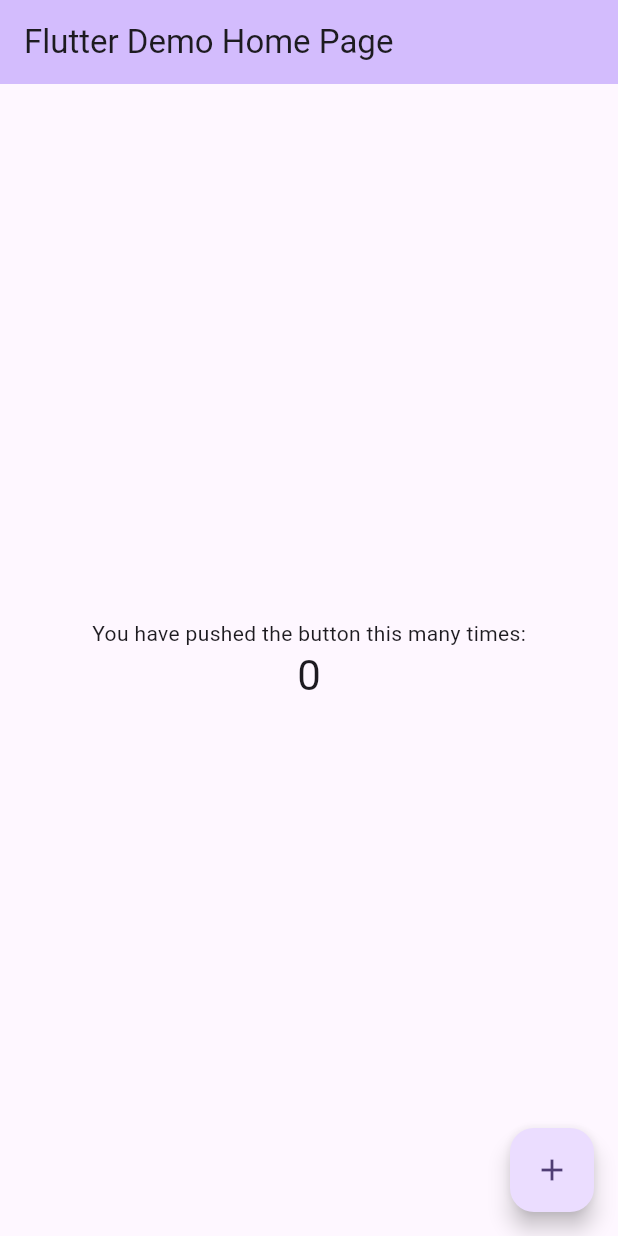
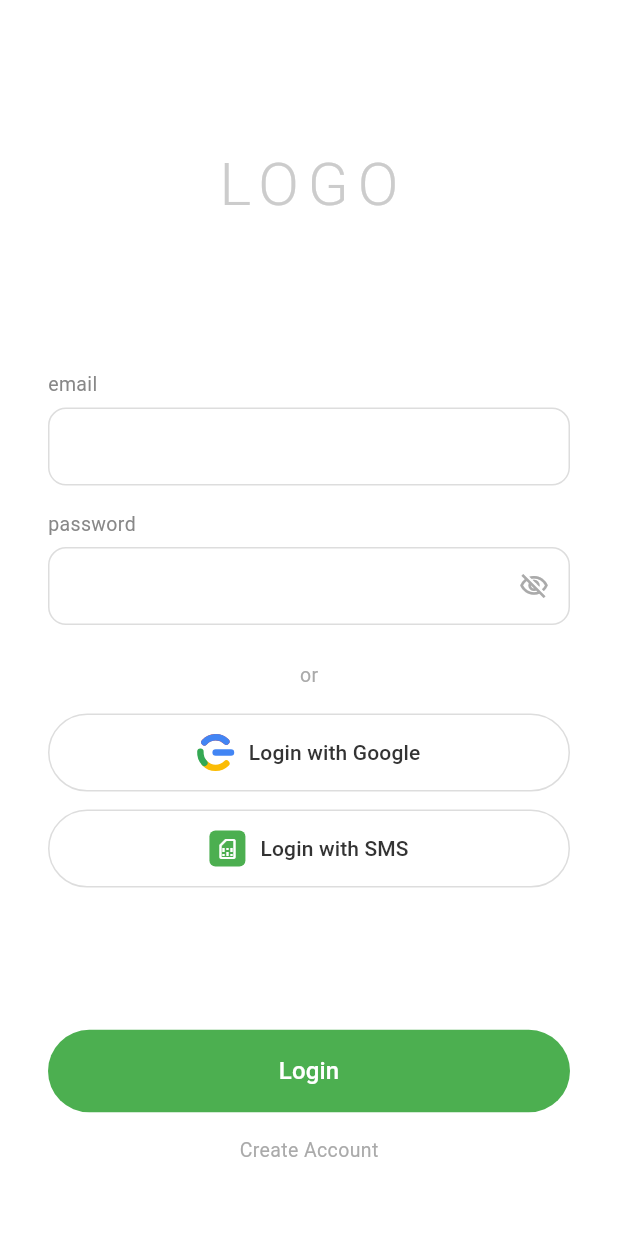
Before and after one commit to jhnlvnndrnl/BIN, a Flutter app: the screen it shows after launch, on a phone screen of 412 x 824 dp. Run offline on Flutter 3.47's test engine with Material 3 defaults, Android fonts, the phone set to English and light mode, and no system bars.

Commit message:
test/UI for login

```diff
--- a/frontend/lib/main.dart
+++ b/frontend/lib/main.dart
@@ -1,4 +1,5 @@
 import 'package:flutter/material.dart';
+import 'screens/login_screen.dart';
 
 void main() {
   runApp(const MyApp());
@@ -7,116 +8,16 @@ void main() {
 class MyApp extends StatelessWidget {
   const MyApp({super.key});
 
-  // This widget is the root of your application.
   @override
   Widget build(BuildContext context) {
     return MaterialApp(
-      title: 'Flutter Demo',
+      title: 'My App',
+      debugShowCheckedModeBanner: false,
       theme: ThemeData(
-        // This is the theme of your application.
-        //
-        // TRY THIS: Try running your application with "flutter run". You'll see
-        // the application has a purple toolbar. Then, without quitting the app,
-        // try changing the seedColor in the colorScheme below to Colors.green
-        // and then invoke "hot reload" (save your changes or press the "hot
-        // reload" button in a Flutter-supported IDE, or press "r" if you used
-        // the command line to start the app).
-        //
-        // Notice that the counter didn't reset back to zero; the application
-        // state is not lost during the reload. To reset the state, use hot
-        // restart instead.
-        //
-        // This works for code too, not just values: Most code changes can be
-        // tested with just a hot reload.
-        colorScheme: .fromSeed(seedColor: Colors.deepPurple),
+        colorScheme: ColorScheme.fromSeed(seedColor: Colors.deepPurple),
+        useMaterial3: true,
       ),
-      home: const MyHomePage(title: 'Flutter Demo Home Page'),
+      home: const LoginScreen(),
     );
   }
 }
-
-class MyHomePage extends StatefulWidget {
-  const MyHomePage({super.key, required this.title});
-
-  // This widget is the home page of your application. It is stateful, meaning
-  // that it has a State object (defined below) that contains fields that affect
-  // how it looks.
-
-  // This class is the configuration for the state. It holds the values (in this
-  // case the title) provided by the parent (in this case the App widget) and
-  // used by the build method of the State. Fields in a Widget subclass are
-  // always marked "final".
-
-  final String title;
-
-  @override
-  State<MyHomePage> createState() => _MyHomePageState();
-}
-
-class _MyHomePageState extends State<MyHomePage> {
-  int _counter = 0;
-
-  void _incrementCounter() {
-    setState(() {
-      // This call to setState tells the Flutter framework that something has
-      // changed in this State, which causes it to rerun the build method below
-      // so that the display can reflect the updated values. If we changed
-      // _counter without calling setState(), then the build method would not be
-      // called again, and so nothing would appear to happen.
-      _counter++;
-    });
-  }
-
-  @override
-  Widget build(BuildContext context) {
-    // This method is rerun every time setState is called, for instance as done
-    // by the _incrementCounter method above.
-    //
-    // The Flutter framework has been optimized to make rerunning build methods
-    // fast, so that you can just rebuild anything that needs updating rather
-    // than having to individually change instances of widgets.
-    return Scaffold(
-      appBar: AppBar(
-        // TRY THIS: Try changing the color here to a specific color (to
-        // Colors.amber, perhaps?) and trigger a hot reload to see the AppBar
-        // change color while the other colors stay the same.
-        backgroundColor: Theme.of(context).colorScheme.inversePrimary,
-        // Here we take the value from the MyHomePage object that was created by
-        // the App.build method, and use it to set our appbar title.
-        title: Text(widget.title),
-      ),
-      body: Center(
-        // Center is a layout widget. It takes a single child and positions it
-        // in the middle of the parent.
-        child: Column(
-          // Column is also a layout widget. It takes a list of children and
-          // arranges them vertically. By default, it sizes itself to fit its
-          // children horizontally, and tries to be as tall as its parent.
-          //
-          // Column has various properties to control how it sizes itself and
-          // how it positions its children. Here we use mainAxisAlignment to
-          // center the children vertically; the main axis here is the vertical
-          // axis because Columns are vertical (the cross axis would be
-          // horizontal).
-          //
-          // TRY THIS: Invoke "debug painting" (choose the "Toggle Debug Paint"
-          // action in the IDE, or press "p" in the console), to see the
-          // wireframe for each widget.
-          mainAxisAlignment: .center,
-          children: [
-            const Text('You have pushed the button this many times:'),
-            Text(
-              '$_counter',
-              style: Theme.of(context).textTheme.headlineMedium,
-            ),
-          ],
-        ),
-      ),
-      floatingActionButton: FloatingActionButton(
-        onPressed: _incrementCounter,
-        tooltip: 'Increment',
-        child: const Icon(Icons.add),
-      ),
-    );
-  }
-}
--- /dev/null
+++ b/frontend/lib/screens/login_screen.dart
@@ -0,0 +1,349 @@
+import 'package:flutter/material.dart';
+
+class LoginScreen extends StatefulWidget {
+const LoginScreen({super.key});
+
+@override
+State<LoginScreen> createState() => _LoginScreenState();
+}
+
+class _LoginScreenState extends State<LoginScreen> {
+final _emailController = TextEditingController();
+final _passwordController = TextEditingController();
+bool _obscurePassword = true;
+
+static const _green = Color(0xFF4CAF50);
+
+@override
+void dispose() {
+    _emailController.dispose();
+    _passwordController.dispose();
+    super.dispose();
+}
+
+@override
+Widget build(BuildContext context) {
+    return Scaffold(
+    backgroundColor: Colors.white,
+    body: SafeArea(
+        child: Padding(
+        padding: const EdgeInsets.symmetric(horizontal: 32.0),
+        child: Column(
+            crossAxisAlignment: CrossAxisAlignment.stretch,
+            children: [
+            const Spacer(flex: 2),
+
+            // LOGO
+            const Center(
+                child: Text(
+                'LOGO',
+                style: TextStyle(
+                    fontSize: 40,
+                    fontWeight: FontWeight.w300,
+                    color: Color(0xFFCCCCCC),
+                    letterSpacing: 6,
+                ),
+                ),
+            ),
+
+            const Spacer(flex: 2),
+
+            // Email field
+            const Text(
+                'email',
+                style: TextStyle(
+                fontSize: 13,
+                color: Color(0xFF888888),
+                ),
+            ),
+            const SizedBox(height: 6),
+            TextField(
+                controller: _emailController,
+                keyboardType: TextInputType.emailAddress,
+                decoration: InputDecoration(
+                contentPadding: const EdgeInsets.symmetric(
+                    horizontal: 16,
+                    vertical: 14,
+                ),
+                enabledBorder: OutlineInputBorder(
+                    borderRadius: BorderRadius.circular(12),
+                    borderSide: const BorderSide(color: Color(0xFFDDDDDD)),
+                ),
+                focusedBorder: OutlineInputBorder(
+                    borderRadius: BorderRadius.circular(12),
+                    borderSide: const BorderSide(color: _green),
+                ),
+                filled: true,
+                fillColor: Colors.white,
+                ),
+            ),
+
+            const SizedBox(height: 16),
+
+            // Password field
+            const Text(
+                'password',
+                style: TextStyle(
+                fontSize: 13,
+                color: Color(0xFF888888),
+                ),
+            ),
+            const SizedBox(height: 6),
+            TextField(
+                controller: _passwordController,
+                obscureText: _obscurePassword,
+                decoration: InputDecoration(
+                contentPadding: const EdgeInsets.symmetric(
+                    horizontal: 16,
+                    vertical: 14,
+                ),
+                enabledBorder: OutlineInputBorder(
+                    borderRadius: BorderRadius.circular(12),
+                    borderSide: const BorderSide(color: Color(0xFFDDDDDD)),
+                ),
+                focusedBorder: OutlineInputBorder(
+                    borderRadius: BorderRadius.circular(12),
+                    borderSide: const BorderSide(color: _green),
+                ),
+                filled: true,
+                fillColor: Colors.white,
+                suffixIcon: IconButton(
+                    icon: Icon(
+                    _obscurePassword
+                        ? Icons.visibility_off_outlined
+                        : Icons.visibility_outlined,
+                    color: const Color(0xFFAAAAAA),
+                    size: 20,
+                    ),
+                    onPressed: () {
+                    setState(() {
+                        _obscurePassword = !_obscurePassword;
+                    });
+                    },
+                ),
+                ),
+            ),
+
+            const SizedBox(height: 24),
+
+            // OR divider
+            const Center(
+                child: Text(
+                'or',
+                style: TextStyle(
+                    fontSize: 13,
+                    color: Color(0xFFAAAAAA),
+                ),
+                ),
+            ),
+
+            const SizedBox(height: 16),
+
+            // Login with Google
+            OutlinedButton(
+                onPressed: () {},
+                style: OutlinedButton.styleFrom(
+                padding: const EdgeInsets.symmetric(vertical: 14),
+                side: const BorderSide(color: Color(0xFFDDDDDD)),
+                shape: RoundedRectangleBorder(
+                    borderRadius: BorderRadius.circular(30),
+                ),
+                ),
+                child: Row(
+                mainAxisAlignment: MainAxisAlignment.center,
+                children: [
+                    // Google G logo using colored text segments
+                    _GoogleIcon(),
+                    const SizedBox(width: 10),
+                    const Text(
+                    'Login with Google',
+                    style: TextStyle(
+                        color: Color(0xFF333333),
+                        fontSize: 14,
+                        fontWeight: FontWeight.w500,
+                    ),
+                    ),
+                ],
+                ),
+            ),
+
+            const SizedBox(height: 12),
+
+            // Login with SMS
+            OutlinedButton(
+                onPressed: () {},
+                style: OutlinedButton.styleFrom(
+                padding: const EdgeInsets.symmetric(vertical: 14),
+                side: const BorderSide(color: Color(0xFFDDDDDD)),
+                shape: RoundedRectangleBorder(
+                    borderRadius: BorderRadius.circular(30),
+                ),
+                ),
+                child: Row(
+                mainAxisAlignment: MainAxisAlignment.center,
+                children: [
+                    Container(
+                    width: 24,
+                    height: 24,
+                    decoration: BoxDecoration(
+                        color: _green,
+                        borderRadius: BorderRadius.circular(4),
+                    ),
+                    child: const Icon(
+                        Icons.sim_card_outlined,
+                        color: Colors.white,
+                        size: 16,
+                    ),
+                    ),
+                    const SizedBox(width: 10),
+                    const Text(
+                    'Login with SMS',
+                    style: TextStyle(
+                        color: Color(0xFF333333),
+                        fontSize: 14,
+                        fontWeight: FontWeight.w500,
+                    ),
+                    ),
+                ],
+                ),
+            ),
+
+            const Spacer(flex: 2),
+
+            // Login button
+            ElevatedButton(
+                onPressed: () {},
+                style: ElevatedButton.styleFrom(
+                backgroundColor: _green,
+                foregroundColor: Colors.white,
+                padding: const EdgeInsets.symmetric(vertical: 16),
+                shape: RoundedRectangleBorder(
+                    borderRadius: BorderRadius.circular(30),
+                ),
+                elevation: 0,
+                ),
+                child: const Text(
+                'Login',
+                style: TextStyle(
+                    fontSize: 16,
+                    fontWeight: FontWeight.w500,
+                ),
+                ),
+            ),
+
+            const SizedBox(height: 16),
+
+            // Create Account
+            const Center(
+                child: Text(
+                'Create Account',
+                style: TextStyle(
+                    fontSize: 13,
+                    color: Color(0xFFAAAAAA),
+                ),
+                ),
+            ),
+
+            const Spacer(flex: 1),
+            ],
+        ),
+        ),
+    ),
+    );
+}
+}
+
+// Google icon built from colored shapes (no external package needed)
+class _GoogleIcon extends StatelessWidget {
+@override
+Widget build(BuildContext context) {
+    return SizedBox(
+    width: 24,
+    height: 24,
+    child: CustomPaint(
+        painter: _GooglePainter(),
+    ),
+    );
+}
+}
+
+class _GooglePainter extends CustomPainter {
+@override
+void paint(Canvas canvas, Size size) {
+    final center = Offset(size.width / 2, size.height / 2);
+    final radius = size.width / 2;
+
+    // Background circle
+    final bgPaint = Paint()..color = Colors.white;
+    canvas.drawCircle(center, radius, bgPaint);
+
+    // Draw a simplified "G" using arcs
+    final rect = Rect.fromCircle(center: center, radius: radius * 0.85);
+
+    // Red arc (top)
+    canvas.drawArc(
+    rect,
+    -2.4,
+    1.6,
+    false,
+    Paint()
+        ..color = const Color(0xFFEA4335)
+        ..style = PaintingStyle.stroke
+        ..strokeWidth = size.width * 0.18
+        ..strokeCap = StrokeCap.round,
+    );
+
+    // Blue arc (left)
+    canvas.drawArc(
+    rect,
+    -0.8,
+    -1.6,
+    false,
+    Paint()
+        ..color = const Color(0xFF4285F4)
+        ..style = PaintingStyle.stroke
+        ..strokeWidth = size.width * 0.18
+        ..strokeCap = StrokeCap.round,
+    );
+
+    // Yellow arc (bottom)
+    canvas.drawArc(
+    rect,
+    0.8,
+    1.6,
+    false,
+    Paint()
+        ..color = const Color(0xFFFBBC05)
+        ..style = PaintingStyle.stroke
+        ..strokeWidth = size.width * 0.18
+        ..strokeCap = StrokeCap.round,
+    );
+
+    // Green arc (right-bottom)
+    canvas.drawArc(
+    rect,
+    2.4,
+    0.8,
+    false,
+    Paint()
+        ..color = const Color(0xFF34A853)
+        ..style = PaintingStyle.stroke
+        ..strokeWidth = size.width * 0.18
+        ..strokeCap = StrokeCap.round,
+    );
+
+    // Horizontal bar of G
+    final barPaint = Paint()
+    ..color = const Color(0xFF4285F4)
+    ..strokeWidth = size.width * 0.18
+    ..strokeCap = StrokeCap.round;
+    canvas.drawLine(
+    Offset(center.dx, center.dy),
+    Offset(center.dx + radius * 0.85, center.dy),
+    barPaint,
+    );
+}
+
+@override
+bool shouldRepaint(covariant CustomPainter oldDelegate) => false;
+}
```
